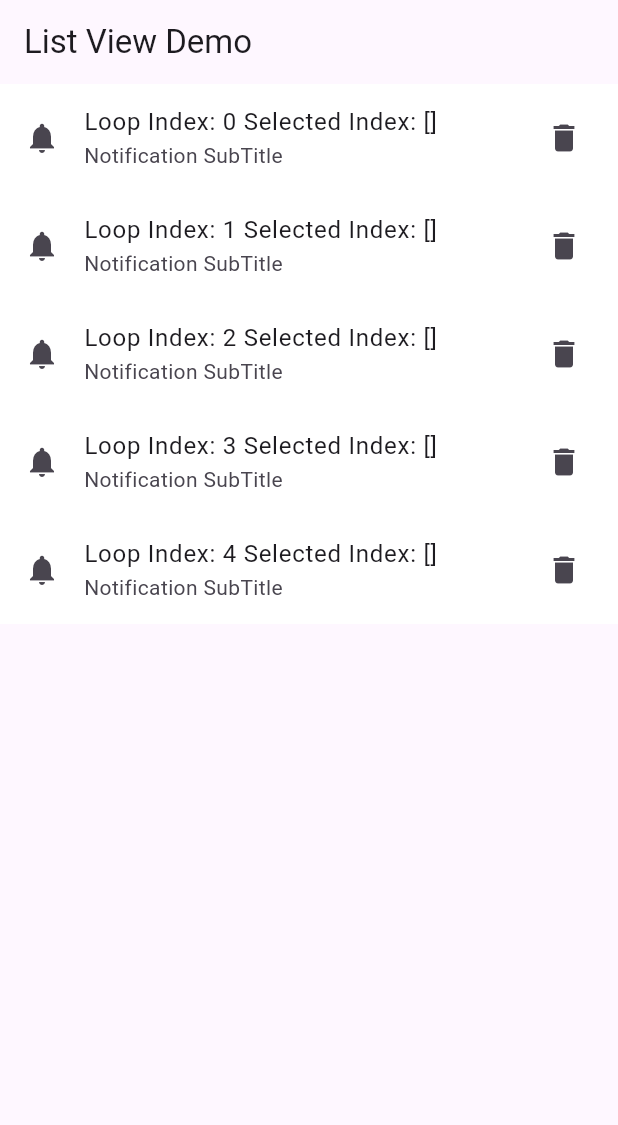
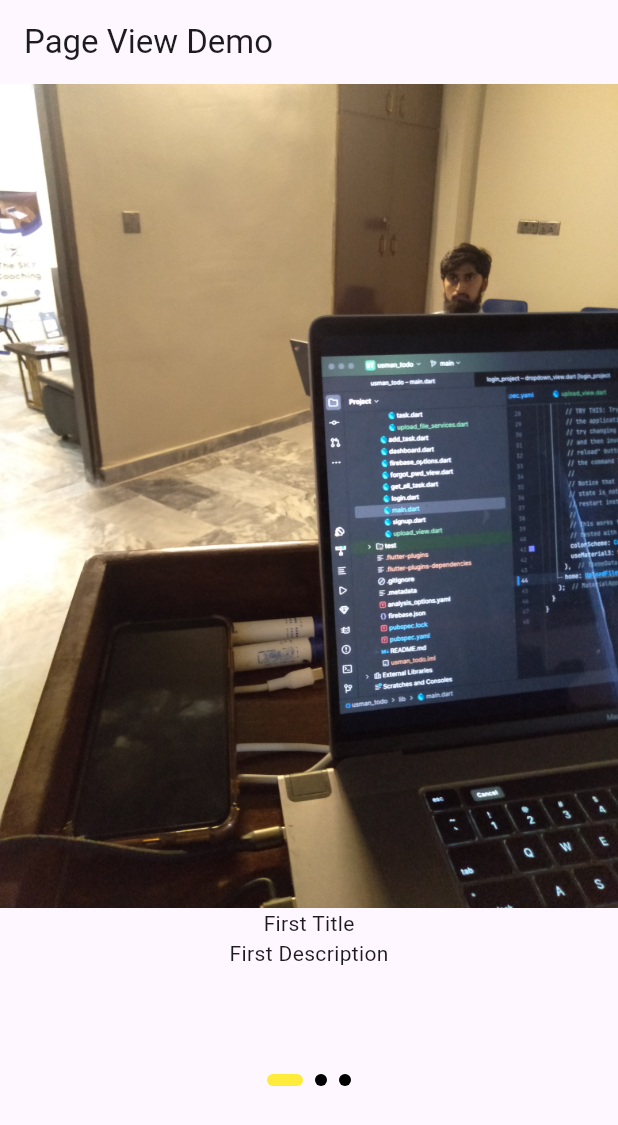
Before and after one commit to MuhammadAliKust/AfnaAbdullahProject, a Flutter app: the screen it shows after launch, on a phone screen of 412 x 824 dp. Shown: the top 1125 px of the screen. Run offline on Flutter 3.47's test engine with Material 3 defaults, Android fonts, the phone set to English and light mode, and no system bars; drawn by our look-alikes of smooth_page_indicator.

```diff
--- /dev/null
+++ b/lib/dynamic_list_view.dart
@@ -0,0 +1,30 @@
+import 'package:afnan_abdullah/model/notification.dart';
+import 'package:flutter/material.dart';
+
+class DynamicListView extends StatelessWidget {
+  DynamicListView({super.key});
+
+  List<NotificationModel> notificationList = [
+    NotificationModel(title: 'First Title', subTitle: 'First Sub Title'),
+    NotificationModel(title: 'Second Title', subTitle: 'Second Sub'),
+    NotificationModel(title: 'Third Title', subTitle: 'Third Sub Title'),
+  ];
+
+  @override
+  Widget build(BuildContext context) {
+    return Scaffold(
+      appBar: AppBar(
+        title: Text("Dynamic List View Demo"),
+      ),
+      body: ListView.builder(
+          itemCount: notificationList.length,
+          itemBuilder: (context, i) {
+            return ListTile(
+              leading: Icon(Icons.notifications),
+              title: Text(notificationList[i].title.toString()),
+              subtitle: Text(notificationList[i].subTitle.toString()),
+            );
+          }),
+    );
+  }
+}
--- a/lib/main.dart
+++ b/lib/main.dart
@@ -1,8 +1,10 @@
 import 'package:afnan_abdullah/Image_screen.dart';
 import 'package:afnan_abdullah/colum_row.dart';
+import 'package:afnan_abdullah/dynamic_list_view.dart';
 import 'package:afnan_abdullah/home2.dart';
 import 'package:afnan_abdullah/list_view_demo.dart';
 import 'package:afnan_abdullah/login.dart';
+import 'package:afnan_abdullah/page_view_demo.dart';
 import 'package:flutter/material.dart';
 
 void main() {
@@ -18,7 +20,7 @@ class MyApp extends StatelessWidget {
 
     return MaterialApp(
       debugShowCheckedModeBanner: false,
-      home: ListViewDemo(),
+      home: PageViewDemo(),
       // home: Scaffold(
       //   backgroundColor: Colors.blue,
       //   appBar: AppBar(
--- /dev/null
+++ b/lib/model/notification.dart
@@ -0,0 +1,6 @@
+class NotificationModel {
+  final String title;
+  final String subTitle;
+
+  NotificationModel({required this.title, required this.subTitle});
+}
--- /dev/null
+++ b/lib/model/onboarding.dart
@@ -0,0 +1,8 @@
+class OnBoardingModel {
+  final String title;
+  final String description;
+  final String image;
+
+  OnBoardingModel(
+      {required this.title, required this.description, required this.image});
+}
--- /dev/null
+++ b/lib/page_view_demo.dart
@@ -0,0 +1,64 @@
+import 'package:afnan_abdullah/model/onboarding.dart';
+import 'package:flutter/material.dart';
+import 'package:smooth_page_indicator/smooth_page_indicator.dart';
+
+class PageViewDemo extends StatelessWidget {
+  PageViewDemo({super.key});
+
+  List<OnBoardingModel> onBoardingList = [
+    OnBoardingModel(
+        title: 'First Title',
+        description: 'First Description',
+        image: 'assets/images/1.jpg'),
+    OnBoardingModel(
+        title: 'Second Title',
+        description: 'Second Description',
+        image: 'assets/images/usdc.png'),
+    OnBoardingModel(
+        title: 'Third Title',
+        description: 'Third Description',
+        image: 'assets/images/usdt.png'),
+  ];
+
+  PageController pageController = PageController();
+
+  @override
+  Widget build(BuildContext context) {
+    return Scaffold(
+      appBar: AppBar(
+        title: Text("Page View Demo"),
+      ),
+      body: Column(
+        children: [
+
+          Expanded(
+            child: PageView.builder(
+                controller: pageController,
+                itemCount: onBoardingList.length,
+                scrollDirection: Axis.horizontal,
+                itemBuilder: (context, i) {
+                  return Column(
+                    children: [
+                      Image.asset(onBoardingList[i].image.toString()),
+                      Text(onBoardingList[i].title.toString()),
+                      Text(onBoardingList[i].description.toString()),
+                    ],
+                  );
+                }),
+          ),
+          SmoothPageIndicator(
+              controller: pageController, // PageController
+              count: onBoardingList.length,
+              effect: ExpandingDotsEffect(
+                dotWidth: 8,
+                dotHeight: 8,
+                activeDotColor: Colors.yellow,
+                dotColor: Colors.black
+              ), // your preferred effect
+              onDotClicked: (index) {}),
+          SizedBox(height: 100,)
+        ],
+      ),
+    );
+  }
+}
--- a/pubspec.yaml
+++ b/pubspec.yaml
@@ -35,6 +35,7 @@ dependencies:
   # The following adds the Cupertino Icons font to your application.
   # Use with the CupertinoIcons class for iOS style icons.
   cupertino_icons: ^1.0.2
+  smooth_page_indicator: ^1.2.0+3
 
 dev_dependencies:
   flutter_test:
```
Also changed, not shown: assets/images/usdc.png (added), assets/images/usdt.png (added), pubspec.lock.
